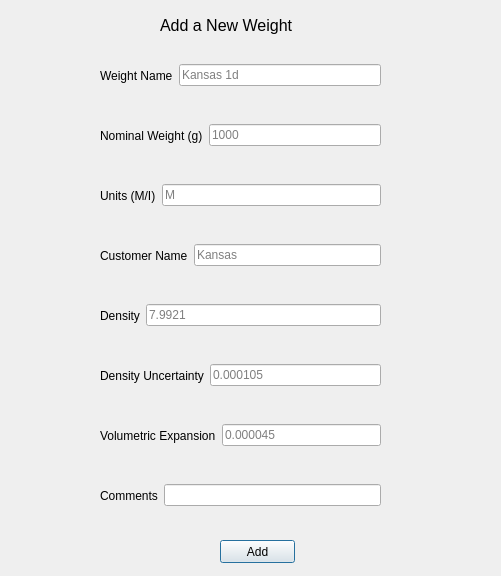
The window that sub_ui/Add_Weight.ui (pwang96/MEASURE) describes before a commit, drawn with Qt 5.
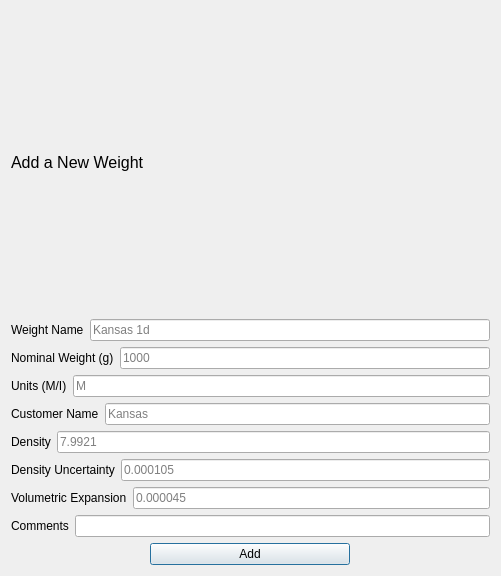
The same window after the commit.

Commit message: added manually entered measurements UI for the most general cases added a new edit existing weight UI added 'are you sure' messages for cancel buttons changed all UIs so that they scale properly with the window size

What changed in the file:
```diff
--- a/sub_ui/Add_Weight.ui
+++ b/sub_ui/Add_Weight.ui
@@ -13,15 +13,20 @@
   <property name="windowTitle">
    <string>Dialog</string>
   </property>
-  <widget class="QWidget" name="horizontalLayoutWidget_2">
-   <property name="geometry">
-    <rect>
-     <x>100</x>
-     <y>50</y>
-     <width>281</width>
-     <height>51</height>
-    </rect>
-   </property>
+  <layout class="QGridLayout" name="gridLayout">
+   <item row="0" column="0">
+    <widget class="QLabel" name="label_9">
+     <property name="font">
+      <font>
+       <pointsize>12</pointsize>
+      </font>
+     </property>
+     <property name="text">
+      <string>Add a New Weight</string>
+     </property>
+    </widget>
+   </item>
+   <item row="1" column="0">
    <layout class="QHBoxLayout" name="horizontalLayout_2">
     <item>
      <layout class="QVBoxLayout" name="verticalLayout"/>
@@ -44,16 +49,8 @@
      <layout class="QVBoxLayout" name="verticalLayout_2"/>
     </item>
    </layout>
-  </widget>
-  <widget class="QWidget" name="horizontalLayoutWidget_3">
-   <property name="geometry">
-    <rect>
-     <x>100</x>
-     <y>110</y>
-     <width>281</width>
-     <height>51</height>
-    </rect>
-   </property>
+   </item>
+   <item row="2" column="0">
    <layout class="QHBoxLayout" name="horizontalLayout_3">
     <item>
      <layout class="QVBoxLayout" name="verticalLayout_3"/>
@@ -76,16 +73,8 @@
      <layout class="QVBoxLayout" name="verticalLayout_4"/>
     </item>
    </layout>
-  </widget>
-  <widget class="QWidget" name="horizontalLayoutWidget_4">
-   <property name="geometry">
-    <rect>
-     <x>100</x>
-     <y>170</y>
-     <width>281</width>
-     <height>51</height>
-    </rect>
-   </property>
+   </item>
+   <item row="3" column="0">
    <layout class="QHBoxLayout" name="horizontalLayout_4">
     <item>
      <layout class="QVBoxLayout" name="verticalLayout_5"/>
@@ -108,16 +97,8 @@
      <layout class="QVBoxLayout" name="verticalLayout_6"/>
     </item>
    </layout>
-  </widget>
-  <widget class="QWidget" name="horizontalLayoutWidget_5">
-   <property name="geometry">
-    <rect>
-     <x>100</x>
-     <y>230</y>
-     <width>281</width>
-     <height>51</height>
-    </rect>
-   </property>
+   </item>
+   <item row="4" column="0">
    <layout class="QHBoxLayout" name="horizontalLayout_5">
     <item>
      <layout class="QVBoxLayout" name="verticalLayout_7"/>
@@ -140,16 +121,8 @@
      <layout class="QVBoxLayout" name="verticalLayout_8"/>
     </item>
    </layout>
-  </widget>
-  <widget class="QWidget" name="horizontalLayoutWidget_6">
-   <property name="geometry">
-    <rect>
-     <x>100</x>
-     <y>290</y>
-     <width>281</width>
-     <height>51</height>
-    </rect>
-   </property>
+   </item>
+   <item row="5" column="0">
    <layout class="QHBoxLayout" name="horizontalLayout_6">
     <item>
      <layout class="QVBoxLayout" name="verticalLayout_9"/>
@@ -172,16 +145,8 @@
      <layout class="QVBoxLayout" name="verticalLayout_10"/>
     </item>
    </layout>
-  </widget>
-  <widget class="QWidget" name="horizontalLayoutWidget_7">
-   <property name="geometry">
-    <rect>
-     <x>100</x>
-     <y>350</y>
-     <width>281</width>
-     <height>51</height>
-    </rect>
-   </property>
+   </item>
+   <item row="6" column="0">
    <layout class="QHBoxLayout" name="horizontalLayout_7">
     <item>
      <layout class="QVBoxLayout" name="verticalLayout_11"/>
@@ -204,16 +169,8 @@
      <layout class="QVBoxLayout" name="verticalLayout_12"/>
     </item>
    </layout>
-  </widget>
-  <widget class="QWidget" name="horizontalLayoutWidget_8">
-   <property name="geometry">
-    <rect>
-     <x>100</x>
-     <y>410</y>
-     <width>281</width>
-     <height>51</height>
-    </rect>
-   </property>
+   </item>
+   <item row="7" column="0">
    <layout class="QHBoxLayout" name="horizontalLayout_8">
     <item>
      <layout class="QVBoxLayout" name="verticalLayout_13"/>
@@ -236,16 +193,8 @@
      <layout class="QVBoxLayout" name="verticalLayout_14"/>
     </item>
    </layout>
-  </widget>
-  <widget class="QWidget" name="horizontalLayoutWidget_9">
-   <property name="geometry">
-    <rect>
-     <x>100</x>
-     <y>470</y>
-     <width>281</width>
-     <height>51</height>
-    </rect>
-   </property>
+   </item>
+   <item row="8" column="0">
    <layout class="QHBoxLayout" name="horizontalLayout_9">
     <item>
      <layout class="QVBoxLayout" name="verticalLayout_15"/>
@@ -264,38 +213,27 @@
      <layout class="QVBoxLayout" name="verticalLayout_16"/>
     </item>
    </layout>
-  </widget>
-  <widget class="QLabel" name="label_9">
-   <property name="geometry">
-    <rect>
-     <x>160</x>
-     <y>10</y>
-     <width>191</width>
-     <height>31</height>
-    </rect>
-   </property>
-   <property name="font">
-    <font>
-     <pointsize>12</pointsize>
-    </font>
-   </property>
-   <property name="text">
-    <string>Add a New Weight</string>
-   </property>
-  </widget>
+   </item>
+   <item row="9" column="0" alignment="Qt::AlignHCenter">
   <widget class="QPushButton" name="addWeightButton">
-   <property name="geometry">
-    <rect>
-     <x>220</x>
-     <y>540</y>
-     <width>75</width>
-     <height>23</height>
-    </rect>
+     <property name="minimumSize">
+      <size>
+       <width>200</width>
+       <height>0</height>
+      </size>
+     </property>
+     <property name="maximumSize">
+      <size>
+       <width>200</width>
+       <height>16777215</height>
+      </size>
    </property>
    <property name="text">
     <string>Add</string>
    </property>
   </widget>
+   </item>
+  </layout>
  </widget>
  <resources/>
  <connections/>
```
Left out of the diff: 2 changed lines with no effect on the pictures. Lines whose indentation alone changed are shown as unchanged. The commit also changes 20 other files.
